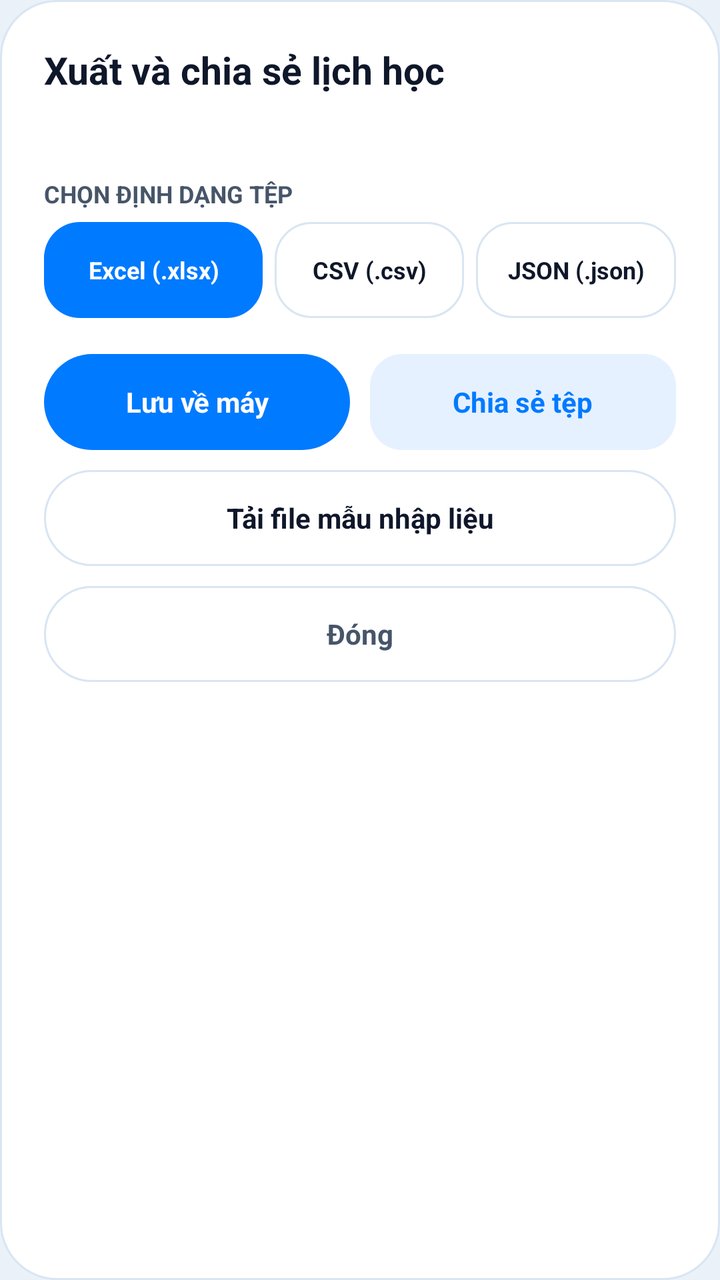
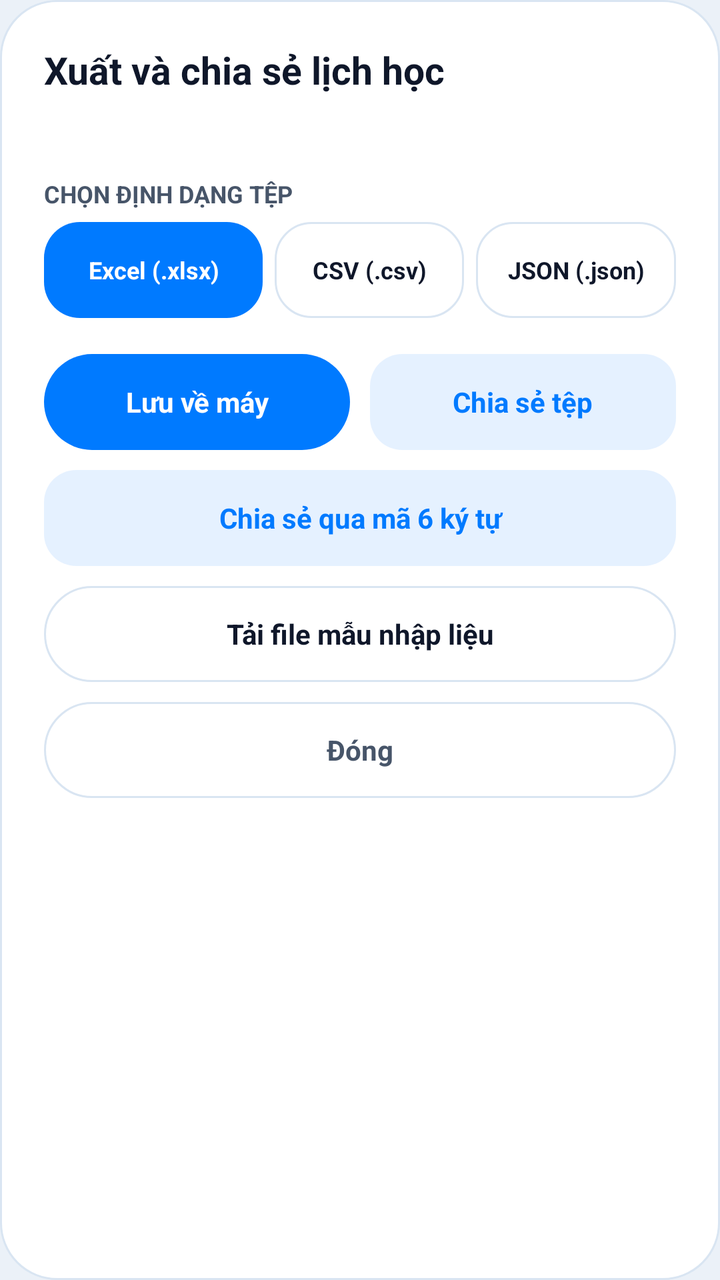

Two renders of the same Android screen: before a commit and after it. Below are the layout's source before the change and the commit's diff.
<!-- AndroidManifest.xml: application theme Theme.PocketKit -->
<!-- res/layout/dialog_frost_schedule_export.xml -->
<?xml version="1.0" encoding="utf-8"?>
<LinearLayout xmlns:android="http://schemas.android.com/apk/res/android"
    android:layout_width="match_parent"
    android:layout_height="wrap_content"
    android:layout_marginHorizontal="@dimen/dialog_outer_padding_h"
    android:layout_marginVertical="@dimen/dialog_outer_padding_v"
    android:background="@drawable/bg_dialog_frost"
    android:orientation="vertical"
    android:padding="@dimen/dialog_inner_padding">

    <TextView
        android:layout_width="match_parent"
        android:layout_height="wrap_content"
        android:text="@string/schedule_export_title"
        android:textColor="@color/ink_primary"
        android:textSize="@dimen/text_size_dialog_title"
        android:textStyle="bold" />

    <TextView
        android:id="@+id/tvExportSummary"
        android:layout_width="match_parent"
        android:layout_height="wrap_content"
        android:layout_marginTop="@dimen/chip_gap"
        android:lineSpacingExtra="@dimen/line_spacing_md"
        android:textColor="@color/ink_secondary"
        android:textSize="@dimen/text_size_input" />

    <TextView
        android:layout_width="match_parent"
        android:layout_height="wrap_content"
        android:layout_marginTop="@dimen/dialog_field_gap"
        android:text="@string/schedule_export_format_label"
        android:textColor="@color/ink_secondary"
        android:textSize="@dimen/text_size_caption"
        android:textStyle="bold" />

    <LinearLayout
        android:layout_width="match_parent"
        android:layout_height="wrap_content"
        android:layout_marginTop="@dimen/dialog_label_gap"
        android:baselineAligned="false"
        android:orientation="horizontal">

        <TextView
            android:id="@+id/chipExportXlsx"
            android:layout_width="0dp"
            android:layout_height="wrap_content"
            android:layout_weight="1.1"
            android:background="@drawable/bg_chip_selected"
            android:clickable="true"
            android:focusable="true"
            android:gravity="center"
            android:minHeight="@dimen/touch_target_min"
            android:paddingHorizontal="@dimen/tight_gap"
            android:singleLine="true"
            android:text="@string/schedule_export_format_xlsx"
            android:textColor="@color/white"
            android:textSize="@dimen/text_size_caption"
            android:textStyle="bold" />

        <TextView
            android:id="@+id/chipExportCsv"
            android:layout_width="0dp"
            android:layout_height="wrap_content"
            android:layout_marginStart="@dimen/day_chip_gap"
            android:layout_weight="0.95"
            android:background="@drawable/bg_chip_unselected"
            android:clickable="true"
            android:focusable="true"
            android:gravity="center"
            android:minHeight="@dimen/touch_target_min"
            android:paddingHorizontal="@dimen/tight_gap"
            android:singleLine="true"
            android:text="@string/schedule_export_format_csv"
            android:textColor="@color/ink_primary"
            android:textSize="@dimen/text_size_caption"
            android:textStyle="bold" />

        <TextView
            android:id="@+id/chipExportJson"
            android:layout_width="0dp"
            android:layout_height="wrap_content"
            android:layout_marginStart="@dimen/day_chip_gap"
            android:layout_weight="1.0"
            android:background="@drawable/bg_chip_unselected"
            android:clickable="true"
            android:focusable="true"
            android:gravity="center"
            android:minHeight="@dimen/touch_target_min"
            android:paddingHorizontal="@dimen/tight_gap"
            android:singleLine="true"
            android:text="@string/schedule_export_format_json"
            android:textColor="@color/ink_primary"
            android:textSize="@dimen/text_size_caption"
            android:textStyle="bold" />
    </LinearLayout>

    <LinearLayout
        android:layout_width="match_parent"
        android:layout_height="wrap_content"
        android:layout_marginTop="@dimen/card_padding"
        android:baselineAligned="false"
        android:orientation="horizontal">

        <TextView
            android:id="@+id/btnExportSave"
            android:layout_width="0dp"
            android:layout_height="wrap_content"
            android:layout_weight="1"
            android:background="@drawable/bg_pill_primary"
            android:clickable="true"
            android:focusable="true"
            android:gravity="center"
            android:minHeight="@dimen/touch_target_min"
            android:text="@string/schedule_export_btn_save"
            android:textColor="@color/white"
            android:textSize="@dimen/text_size_input"
            android:textStyle="bold" />

        <TextView
            android:id="@+id/btnExportShare"
            android:layout_width="0dp"
            android:layout_height="wrap_content"
            android:layout_marginStart="@dimen/dialog_button_gap"
            android:layout_weight="1"
            android:background="@drawable/bg_pill_accent_soft"
            android:clickable="true"
            android:focusable="true"
            android:gravity="center"
            android:minHeight="@dimen/touch_target_min"
            android:text="@string/schedule_export_btn_share"
            android:textColor="@color/accent_sapphire"
            android:textSize="@dimen/text_size_input"
            android:textStyle="bold" />
    </LinearLayout>

    <TextView
        android:id="@+id/btnExportTemplate"
        android:layout_width="match_parent"
        android:layout_height="wrap_content"
        android:layout_marginTop="@dimen/dialog_button_gap"
        android:background="@drawable/bg_pill_secondary"
        android:clickable="true"
        android:focusable="true"
        android:gravity="center"
        android:minHeight="@dimen/touch_target_min"
        android:text="@string/schedule_export_btn_template"
        android:textColor="@color/ink_primary"
        android:textSize="@dimen/text_size_input"
        android:textStyle="bold" />

    <TextView
        android:id="@+id/btnExportClose"
        android:layout_width="match_parent"
        android:layout_height="wrap_content"
        android:layout_marginTop="@dimen/dialog_button_gap"
        android:background="@drawable/bg_pill_secondary"
        android:clickable="true"
        android:focusable="true"
        android:gravity="center"
        android:minHeight="@dimen/touch_target_min"
        android:text="@string/schedule_export_btn_close"
        android:textColor="@color/ink_secondary"
        android:textSize="@dimen/text_size_input"
        android:textStyle="bold" />
</LinearLayout>
<!-- resources referenced by this layout -->
<resources>
  <color name="accent_sapphire">#FF007AFF</color>
  <color name="ink_primary">#FF0F172A</color>
  <color name="ink_secondary">#FF475569</color>
  <color name="white">#FFFFFFFF</color>
  <dimen name="card_padding">18dp</dimen>
  <dimen name="chip_gap">8dp</dimen>
  <dimen name="day_chip_gap">6dp</dimen>
  <dimen name="dialog_button_gap">10dp</dimen>
  <dimen name="dialog_field_gap">14dp</dimen>
  <dimen name="dialog_inner_padding">22dp</dimen>
  <dimen name="dialog_label_gap">6dp</dimen>
  <dimen name="dialog_outer_padding_h">22dp</dimen>
  <dimen name="dialog_outer_padding_v">12dp</dimen>
  <dimen name="line_spacing_md">4dp</dimen>
  <dimen name="text_size_caption">12sp</dimen>
  <dimen name="text_size_dialog_title">19sp</dimen>
  <dimen name="text_size_input">14sp</dimen>
  <dimen name="tight_gap">4dp</dimen>
  <dimen name="touch_target_min">48dp</dimen>
  <!-- drawable bg_chip_selected (drawable) -->
  <?xml version="1.0" encoding="utf-8"?>
  <shape xmlns:android="http://schemas.android.com/apk/res/android"
      android:shape="rectangle">
      <solid android:color="@color/accent_sapphire" />
      <corners android:radius="18dp" />
  </shape>
  <!-- drawable bg_chip_unselected (drawable) -->
  <?xml version="1.0" encoding="utf-8"?>
  <shape xmlns:android="http://schemas.android.com/apk/res/android"
      android:shape="rectangle">
      <solid android:color="@color/chip_neutral_fill" />
      <stroke
          android:width="1dp"
          android:color="@color/glass_rim_soft" />
      <corners android:radius="18dp" />
  </shape>
  <!-- drawable bg_dialog_frost (drawable) -->
  <?xml version="1.0" encoding="utf-8"?>
  <shape xmlns:android="http://schemas.android.com/apk/res/android"
      android:shape="rectangle">
      <solid android:color="@color/frost_dialog_fill" />
      <stroke
          android:width="1dp"
          android:color="@color/glass_rim_soft" />
      <corners android:radius="28dp" />
  </shape>
  <!-- drawable bg_pill_accent_soft (drawable) -->
  <?xml version="1.0" encoding="utf-8"?>
  <shape xmlns:android="http://schemas.android.com/apk/res/android"
      android:shape="rectangle">
      <solid android:color="@color/accent_sapphire_soft" />
      <corners android:radius="16dp" />
  </shape>
  <!-- drawable bg_pill_primary (drawable) -->
  <?xml version="1.0" encoding="utf-8"?>
  <shape xmlns:android="http://schemas.android.com/apk/res/android"
      android:shape="rectangle">
      <solid android:color="@color/accent_sapphire" />
      <corners android:radius="24dp" />
  </shape>
  <!-- drawable bg_pill_secondary (drawable) -->
  <?xml version="1.0" encoding="utf-8"?>
  <shape xmlns:android="http://schemas.android.com/apk/res/android"
      android:shape="rectangle">
      <solid android:color="@color/chip_neutral_fill" />
      <stroke
          android:width="1dp"
          android:color="@color/glass_rim_soft" />
      <corners android:radius="24dp" />
  </shape>
  <string name="schedule_export_btn_close">Đóng</string>
  <string name="schedule_export_btn_save">Lưu về máy</string>
  <string name="schedule_export_btn_share">Chia sẻ tệp</string>
  <string name="schedule_export_btn_template">Tải file mẫu nhập liệu</string>
  <string name="schedule_export_format_csv">CSV (.csv)</string>
  <string name="schedule_export_format_json">JSON (.json)</string>
  <string name="schedule_export_format_label">CHỌN ĐỊNH DẠNG TỆP</string>
  <string name="schedule_export_format_xlsx">Excel (.xlsx)</string>
  <string name="schedule_export_title">Xuất và chia sẻ lịch học</string>
  <style name="Theme.PocketKit" parent="Base.Theme.PocketKit" />
  <color name="chip_neutral_fill">#B8FFFFFF</color>
  <color name="glass_rim_soft">#FFD9E5F2</color>
  <color name="frost_dialog_fill">#FAFFFFFF</color>
  <color name="accent_sapphire_soft">#1A007AFF</color>
  <color name="frost_canvas_top">#FFEBF1F8</color>
  <!-- unchanged entries left out for length: 1 -->
</resources>

<!-- the commit's change to res/layout/dialog_frost_schedule_export.xml (unified diff, before → after) -->
@@ -135,6 +135,21 @@
     </LinearLayout>
 
     <TextView
+        android:id="@+id/btnExportOnlineShare"
+        android:layout_width="match_parent"
+        android:layout_height="wrap_content"
+        android:layout_marginTop="@dimen/dialog_button_gap"
+        android:background="@drawable/bg_pill_accent_soft"
+        android:clickable="true"
+        android:focusable="true"
+        android:gravity="center"
+        android:minHeight="@dimen/touch_target_min"
+        android:text="@string/schedule_export_btn_online_share"
+        android:textColor="@color/accent_sapphire"
+        android:textSize="@dimen/text_size_input"
+        android:textStyle="bold" />
+
+    <TextView
         android:id="@+id/btnExportTemplate"
         android:layout_width="match_parent"
         android:layout_height="wrap_content"
<!-- resource entries referenced after the edit -->
@@ -71,6 +71,7 @@
       <corners android:radius="24dp" />
   </shape>
   <string name="schedule_export_btn_close">Đóng</string>
+  <string name="schedule_export_btn_online_share">Chia sẻ qua mã 6 ký tự</string>
   <string name="schedule_export_btn_save">Lưu về máy</string>
   <string name="schedule_export_btn_share">Chia sẻ tệp</string>
   <string name="schedule_export_btn_template">Tải file mẫu nhập liệu</string>
